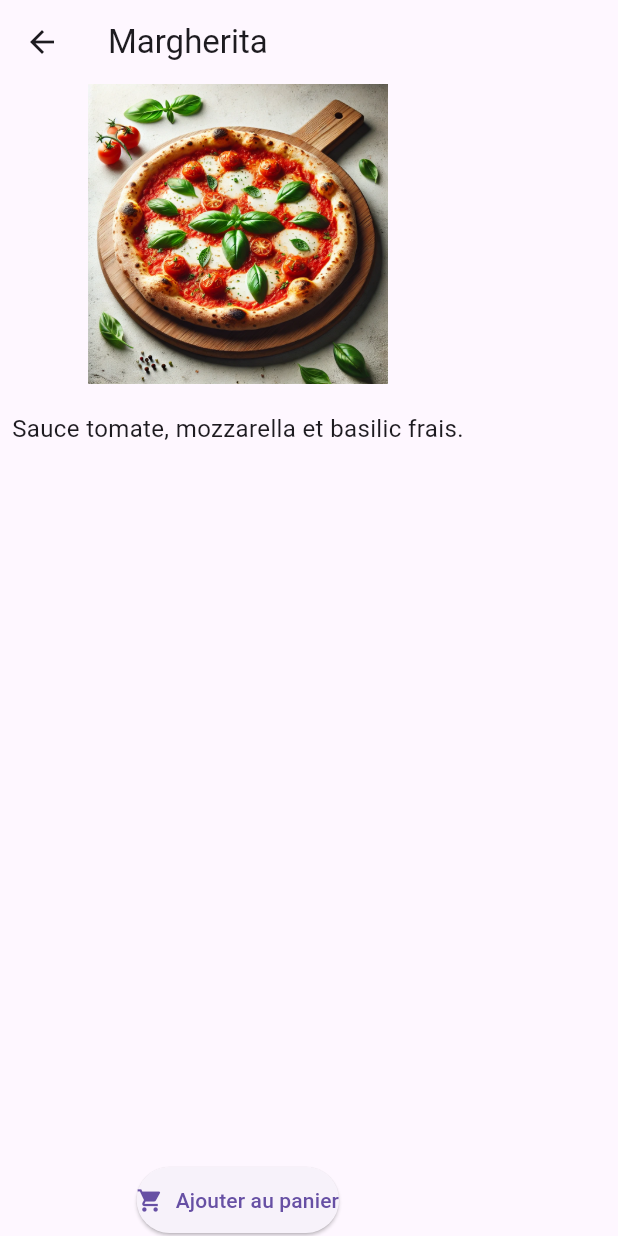
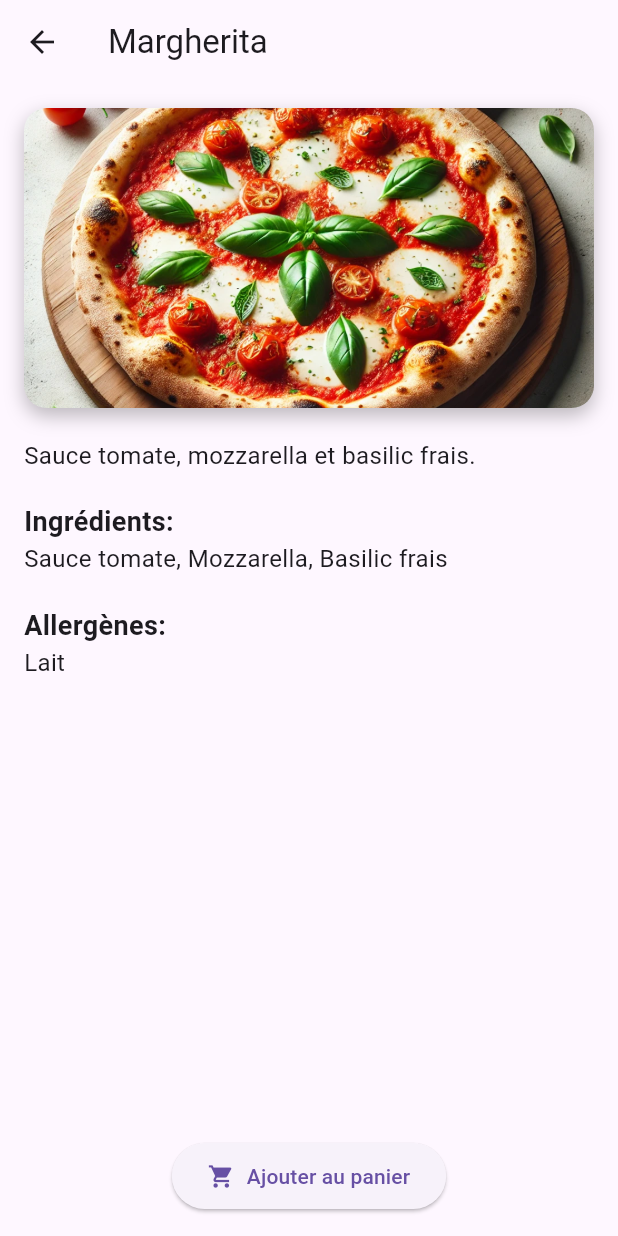
Before and after one commit to Skyneur/Pizzeria_Template, a Flutter app: the PizzaDetails screen opened directly with sample values from the repository, on a phone screen of 412 x 824 dp. Run offline on Flutter 3.47's test engine with Material 3 defaults, Android fonts, the phone set to English and light mode, and no system bars.

Commit message:
Ajout des ingrédients et des allergènes aux objets Pizza, et amélioration de l'affichage des détails de la pizza avec une présentation plus soignée.

```diff
--- a/lib/models/pizza.dart
+++ b/lib/models/pizza.dart
@@ -3,11 +3,15 @@ class Pizza {
   final String description;
   final String imagePath;
   final double price;
+  final List<String> ingredients;
+  final List<String> allergens;
 
   Pizza({
     required this.name,
     required this.description,
     required this.imagePath,
     required this.price,
+    required this.ingredients,
+    required this.allergens,
   });
 }
--- a/lib/models/pizza_data.dart
+++ b/lib/models/pizza_data.dart
@@ -8,18 +8,24 @@ class PizzaData {
         description: 'Sauce tomate, mozzarella et basilic frais.',
         imagePath: 'assets/images/pizzas/margherita.png',
         price: 8.5,
+        ingredients: ['Sauce tomate', 'Mozzarella', 'Basilic frais'],
+        allergens: ['Lait'],
       ),
       Pizza(
         name: 'Pepperoni',
         description: 'Sauce tomate, mozzarella et pepperoni.',
         imagePath: 'assets/images/pizzas/pepperoni.png',
         price: 9.5,
+        ingredients: ['Sauce tomate', 'Mozzarella', 'Pepperoni'],
+        allergens: ['Lait', 'Gluten'],
       ),
       Pizza(
         name: '4 Fromages',
         description: 'Mozzarella, gorgonzola, parmesan et chèvre.',
         imagePath: 'assets/images/pizzas/4fromages.png',
         price: 10.0,
+        ingredients: ['Mozzarella', 'Gorgonzola', 'Parmesan', 'Chèvre'],
+        allergens: ['Lait'],
       ),
     ];
   }
--- a/lib/ui/pizza_details.dart
+++ b/lib/ui/pizza_details.dart
@@ -19,26 +19,63 @@ class _PizzaDetailsState extends State<PizzaDetails> {
       appBar: AppBar(
         title: Text(widget.pizza.name),
       ),
-      body: Column(
+      body: Padding(
+        padding: const EdgeInsets.all(16.0),
+        child: Column(
+          crossAxisAlignment: CrossAxisAlignment.start,
           children: [
             // Image de la pizza
-          Image.asset(
+            Container(
+              decoration: BoxDecoration(
+                borderRadius: BorderRadius.circular(15),
+                boxShadow: [
+                  BoxShadow(
+                    color: Colors.black26,
+                    blurRadius: 10,
+                    offset: Offset(0, 5),
+                  ),
+                ],
+              ),
+              child: ClipRRect(
+                borderRadius: BorderRadius.circular(15),
+                child: Image.asset(
                   widget.pizza.imagePath,
                   height: 200,
+                  width: double.infinity,
                   fit: BoxFit.cover,
                 ),
-          SizedBox(height: 10),
+              ),
+            ),
+            SizedBox(height: 20),
             // Description
-          Padding(
-            padding: const EdgeInsets.all(8.0),
-            child: Text(
+            Text(
               widget.pizza.description,
               style: TextStyle(fontSize: 16),
             ),
+            SizedBox(height: 20),
+            // Ingrédients
+            Text(
+              'Ingrédients:',
+              style: TextStyle(fontSize: 18, fontWeight: FontWeight.bold),
+            ),
+            Text(
+              widget.pizza.ingredients.join(', '),
+              style: TextStyle(fontSize: 16),
+            ),
+            SizedBox(height: 20),
+            // Allergènes
+            Text(
+              'Allergènes:',
+              style: TextStyle(fontSize: 18, fontWeight: FontWeight.bold),
+            ),
+            Text(
+              widget.pizza.allergens.join(', '),
+              style: TextStyle(fontSize: 16),
             ),
             Spacer(),
             // Bouton pour commander
-          ElevatedButton.icon(
+            Center(
+              child: ElevatedButton.icon(
                 onPressed: () {
                   widget.cart.addPizza(widget.pizza);
                   ScaffoldMessenger.of(context).showSnackBar(
@@ -48,11 +85,16 @@ class _PizzaDetailsState extends State<PizzaDetails> {
                 icon: Icon(Icons.shopping_cart),
                 label: Text('Ajouter au panier'),
                 style: ElevatedButton.styleFrom(
-              padding: EdgeInsets.symmetric(vertical: 12),
+                  padding: EdgeInsets.symmetric(vertical: 12, horizontal: 24),
+                  shape: RoundedRectangleBorder(
+                    borderRadius: BorderRadius.circular(30),
+                  ),
+                ),
               ),
             ),
           ],
         ),
+      ),
     );
   }
 }
```
Lines whose indentation alone changed are shown as unchanged.
